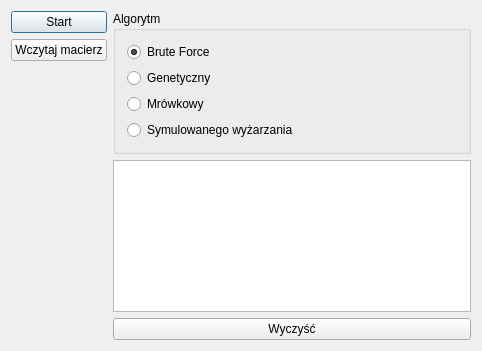
wgrzesiak147/Problem-Komiwoja-era---Algorytmy, file dialog.ui: the form before one commit.
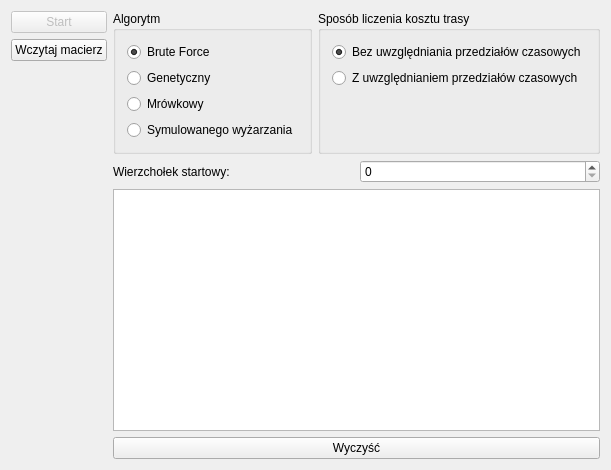
The form after the commit.

Commit message: stworzenie gui, podpiecie algorytmu genetycznego pod gui

```diff
--- a/dialog.ui
+++ b/dialog.ui
@@ -6,18 +6,21 @@
    <rect>
     <x>0</x>
     <y>0</y>
-    <width>482</width>
-    <height>351</height>
+    <width>541</width>
+    <height>470</height>
    </rect>
   </property>
   <property name="windowTitle">
    <string>Dialog</string>
   </property>
-  <layout class="QHBoxLayout" name="horizontalLayout">
+  <layout class="QHBoxLayout" name="horizontalLayout_2">
    <item>
     <layout class="QVBoxLayout" name="verticalLayout_4">
      <item>
       <widget class="QPushButton" name="pushButton">
+       <property name="enabled">
+        <bool>false</bool>
+       </property>
        <property name="text">
         <string>Start</string>
        </property>
@@ -52,9 +55,20 @@
     </layout>
    </item>
    <item>
-    <layout class="QVBoxLayout" name="verticalLayout_3">
+    <layout class="QVBoxLayout" name="verticalLayout_6" stretch="0,0,1,0">
+     <item>
+      <layout class="QHBoxLayout" name="horizontalLayout">
+       <property name="sizeConstraint">
+        <enum>QLayout::SetMinimumSize</enum>
+       </property>
      <item>
       <widget class="QGroupBox" name="groupBox">
+         <property name="sizePolicy">
+          <sizepolicy hsizetype="Preferred" vsizetype="Minimum">
+           <horstretch>0</horstretch>
+           <verstretch>0</verstretch>
+          </sizepolicy>
+         </property>
        <property name="title">
         <string>Algorytm</string>
        </property>
@@ -98,7 +112,79 @@
       </widget>
      </item>
      <item>
-      <widget class="QListWidget" name="listWidget"/>
+        <widget class="QGroupBox" name="groupBox_2">
+         <property name="sizePolicy">
+          <sizepolicy hsizetype="Preferred" vsizetype="Minimum">
+           <horstretch>0</horstretch>
+           <verstretch>0</verstretch>
+          </sizepolicy>
+         </property>
+         <property name="title">
+          <string>Sposób liczenia kosztu trasy</string>
+         </property>
+         <layout class="QVBoxLayout" name="verticalLayout_5">
+          <item>
+           <layout class="QVBoxLayout" name="verticalLayout_3">
+            <item>
+             <widget class="QRadioButton" name="withoutTime">
+              <property name="text">
+               <string>Bez uwzględniania przedziałów czasowych</string>
+              </property>
+              <property name="checked">
+               <bool>true</bool>
+              </property>
+             </widget>
+            </item>
+            <item>
+             <widget class="QRadioButton" name="withTime">
+              <property name="text">
+               <string>Z uwzględnianiem przedziałów czasowych</string>
+              </property>
+             </widget>
+            </item>
+            <item>
+             <spacer name="verticalSpacer_3">
+              <property name="orientation">
+               <enum>Qt::Vertical</enum>
+              </property>
+              <property name="sizeHint" stdset="0">
+               <size>
+                <width>20</width>
+                <height>40</height>
+               </size>
+              </property>
+             </spacer>
+            </item>
+           </layout>
+          </item>
+         </layout>
+        </widget>
+       </item>
+      </layout>
+     </item>
+     <item>
+      <layout class="QHBoxLayout" name="horizontalLayout_3">
+       <item>
+        <widget class="QLabel" name="label">
+         <property name="text">
+          <string>Wierzchołek startowy:</string>
+         </property>
+        </widget>
+       </item>
+       <item>
+        <widget class="QSpinBox" name="spinBox"/>
+       </item>
+      </layout>
+     </item>
+     <item>
+      <widget class="QListWidget" name="listWidget">
+       <property name="sizePolicy">
+        <sizepolicy hsizetype="Expanding" vsizetype="Expanding">
+         <horstretch>0</horstretch>
+         <verstretch>0</verstretch>
+        </sizepolicy>
+       </property>
+      </widget>
      </item>
      <item>
       <widget class="QPushButton" name="clearButton">
```
Lines whose indentation alone changed are shown as unchanged. The commit also changes 7 other files.
